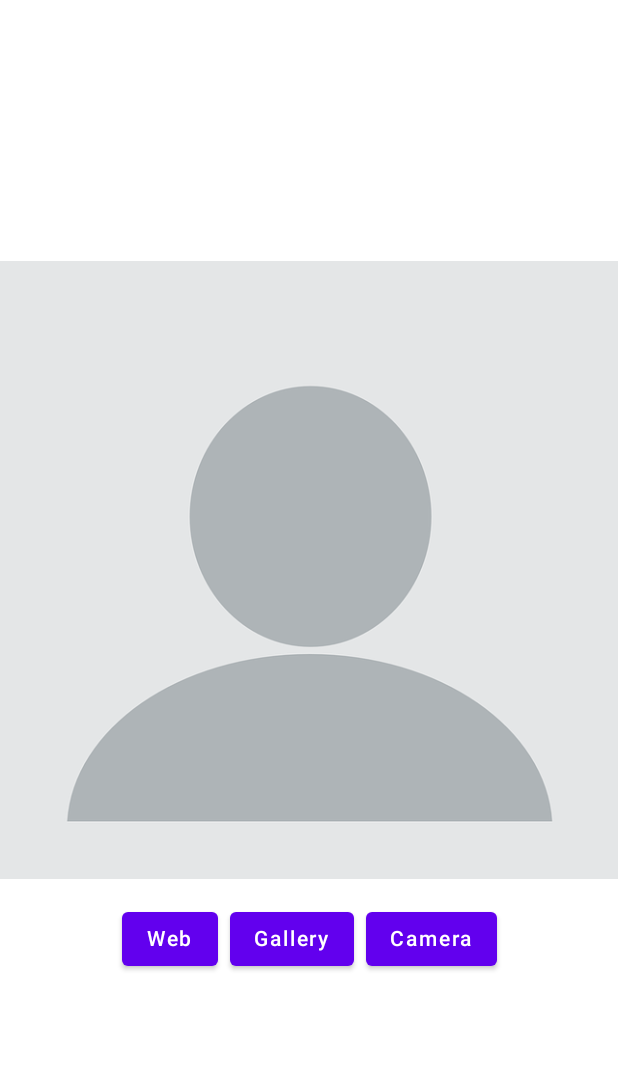
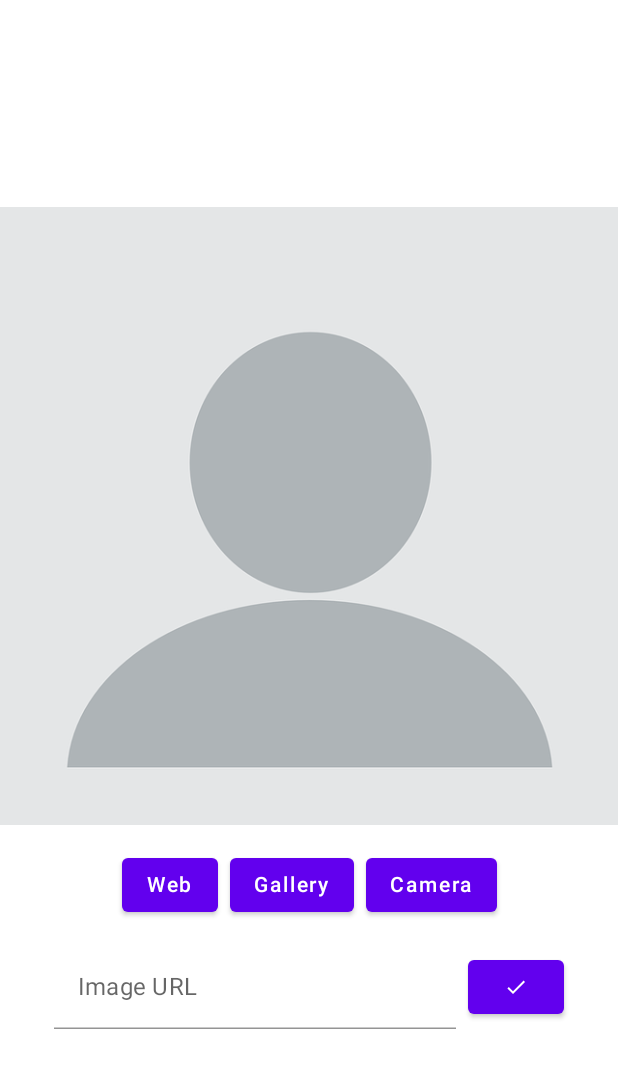
Before and after one commit to rawhasan/compose-exercises-image-source, an Android app built with Jetpack Compose: the screen it shows after launch (MainActivity), after a tap on "Web", on a phone screen of 412 x 824 dp. Shown: the top 1068 px of the screen. Run offline under Robolectric (Android 15) with nearby library versions, the phone set to English and light mode, and no system bars.

Commit message:
set image from valid web link

```diff
--- a/app/src/main/AndroidManifest.xml
+++ b/app/src/main/AndroidManifest.xml
@@ -1,6 +1,8 @@
 <?xml version="1.0" encoding="utf-8"?>
 <manifest xmlns:android="http://schemas.android.com/apk/res/android"
     package="com.example.imagesource">
+
+    <uses-permission android:name="android.permission.INTERNET"/>
 
     <application
         android:allowBackup="true"
--- a/app/src/main/java/com/example/imagesource/MainActivity.kt
+++ b/app/src/main/java/com/example/imagesource/MainActivity.kt
@@ -2,24 +2,30 @@ package com.example.imagesource
 
 import android.net.Uri
 import android.os.Bundle
+import android.webkit.URLUtil
 import androidx.activity.ComponentActivity
 import androidx.activity.compose.setContent
+import androidx.activity.result.ActivityResultLauncher
 import androidx.activity.result.contract.ActivityResultContracts.GetContent
 import androidx.compose.foundation.Image
 import androidx.compose.foundation.layout.*
-import androidx.compose.material.Button
-import androidx.compose.material.Text
-import androidx.compose.runtime.Composable
-import androidx.compose.runtime.mutableStateOf
+import androidx.compose.material.*
+import androidx.compose.material.icons.Icons
+import androidx.compose.material.icons.filled.Done
+import androidx.compose.runtime.*
+import androidx.compose.runtime.saveable.rememberSaveable
+import androidx.compose.ui.Alignment
 import androidx.compose.ui.Modifier
+import androidx.compose.ui.graphics.Color
 import androidx.compose.ui.layout.ContentScale
 import androidx.compose.ui.unit.dp
+import androidx.core.net.toUri
 import coil.compose.rememberImagePainter
 
+var imageUriState = mutableStateOf<Uri?>(null)
+var imageSetUrl: Uri? = null
+
 class MainActivity : ComponentActivity() {
-    private var imageUriState = mutableStateOf<Uri?>(null)
-    private var imageSetUrl: Uri? = null
-
     private val selectImageLauncher = registerForActivityResult(GetContent()) { uri ->
         imageSetUrl = imageUriState.value
         imageUriState.value = uri
@@ -28,12 +34,18 @@ class MainActivity : ComponentActivity() {
     override fun onCreate(savedInstanceState: Bundle?) {
         super.onCreate(savedInstanceState)
         setContent {
-            ImageSourceActivityScreen()
+            ImageSourceActivityScreen(selectImageLauncher)
+        }
     }
 }
 
 @Composable
-    fun ImageSourceActivityScreen() {
+fun ImageSourceActivityScreen(selectImageLauncher: ActivityResultLauncher<String>) {
+    var isWebFormVisible by remember { mutableStateOf(false) }
+
+    var webUrl by rememberSaveable { mutableStateOf("") }
+    var urlText by rememberSaveable { mutableStateOf("") }
+
     Column(
         modifier = Modifier.fillMaxSize(),
         verticalArrangement = Arrangement.Center
@@ -61,12 +73,15 @@ class MainActivity : ComponentActivity() {
                 .padding(top = 16.dp),
             horizontalArrangement = Arrangement.Center
         ) {
-                Button(onClick = { }) {
+            Button(onClick = { isWebFormVisible = true }) {
                 Text("Web")
             }
             Button(
                 modifier = Modifier.padding(horizontal = 8.dp),
-                    onClick = { selectImageLauncher.launch("image/*") }) {
+                onClick = {
+                    selectImageLauncher.launch("image/*")
+                    isWebFormVisible = false
+                }) {
                 Text("Gallery")
             }
             Button(onClick = { }) {
@@ -75,6 +90,42 @@ class MainActivity : ComponentActivity() {
 
         }
 
+        // form to enter web url of an image
+        if (isWebFormVisible) {
+            Row(
+                modifier = Modifier
+                    .fillMaxWidth()
+                    .padding(top = 16.dp),
+                verticalAlignment = Alignment.CenterVertically,
+                horizontalArrangement = Arrangement.Center
+            ) {
+                TextField(
+                    value = urlText,
+                    onValueChange = { urlText = it },
+                    label = { Text("Image URL") },
+                    modifier = Modifier.fillMaxWidth(.65f),
+                    colors = TextFieldDefaults.textFieldColors(backgroundColor = Color.White)
+                )
+
+                Button(
+                    onClick = {
+                        isWebFormVisible = false
+                        // TODO: Verify valid image URL + image exists + valid image
+                        if (URLUtil.isValidUrl(urlText.trim())) {
+                            imageSetUrl = urlText.toUri()
+                            imageUriState.value = urlText.toUri()
+                            urlText = ""
+                        }
+                    },
+                    modifier = Modifier.padding(start = 8.dp)
+                ) {
+                    Icon(
+                        imageVector = Icons.Filled.Done, contentDescription = "Save",
+                        modifier = Modifier.size(16.dp)
+                    )
                 }
             }
         }
+
+    }
+}
```
Lines whose indentation alone changed are shown as unchanged.
